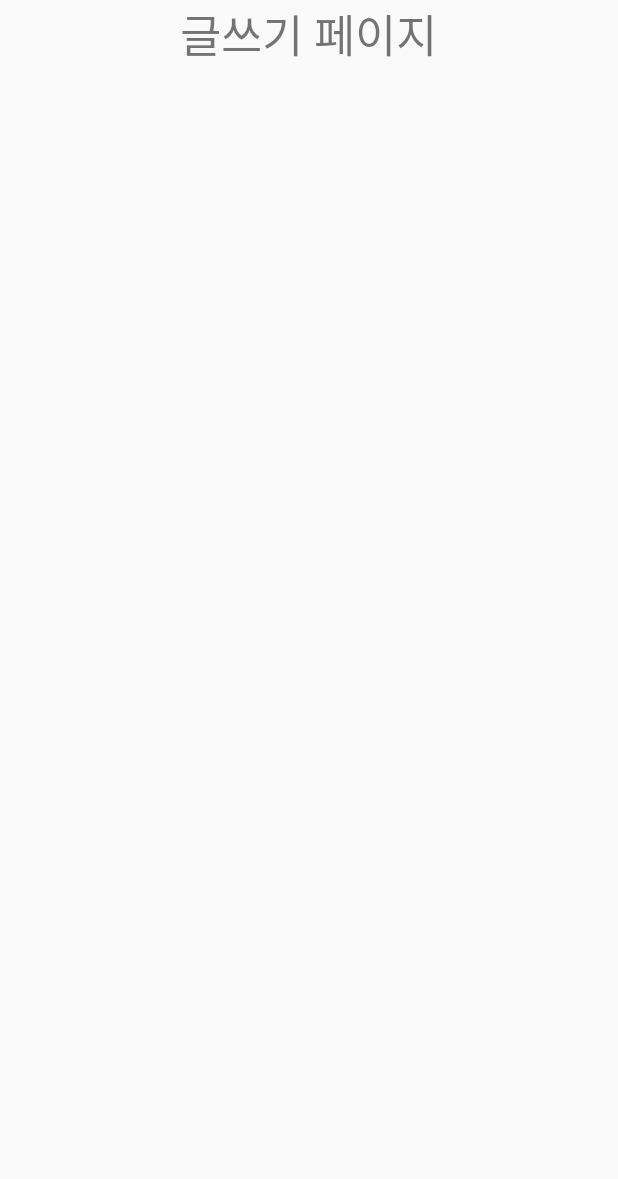
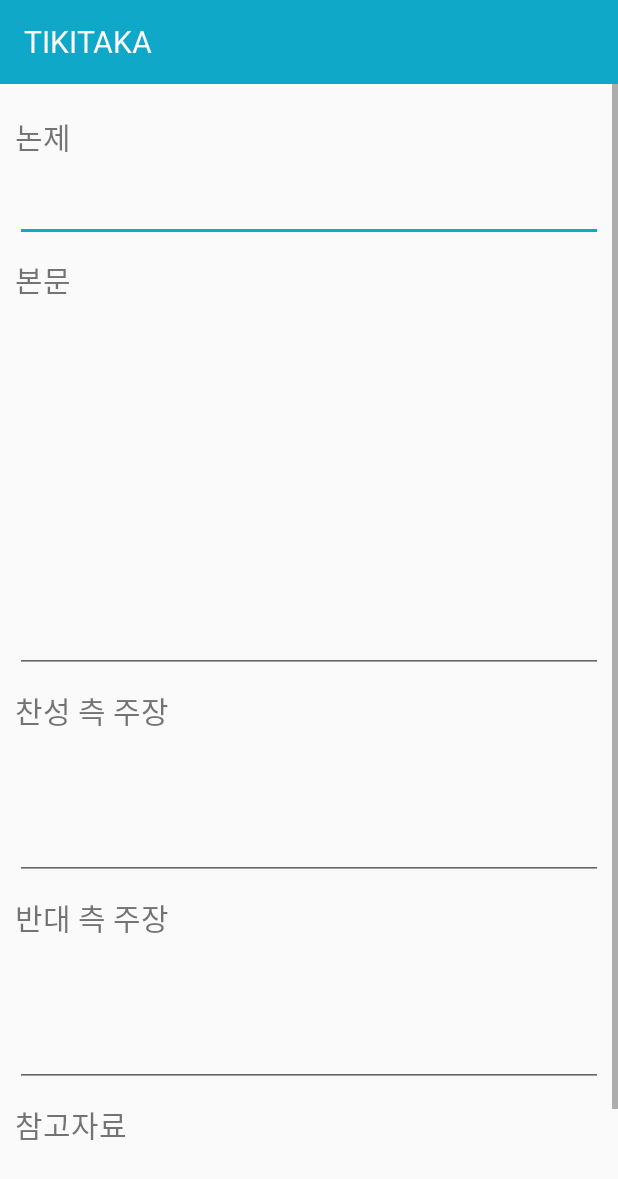
Before and after one commit to pknu-wap/TIKITAKA, an Android app: the WritingActivity screen opened directly, with no data from a screen before it, on a phone screen of 412 x 824 dp. Shown: the top 1179 px of the screen. Run offline under Robolectric (Android 15) with nearby library versions, the light colour scheme and no system bars.

Commit message:
글쓰기 페이지 프론트
논제, 본문, 찬성, 반대, 참고

```diff
--- a/app/src/main/java/com/example/tikitaka/MainActivity.java
+++ b/app/src/main/java/com/example/tikitaka/MainActivity.java
@@ -39,7 +39,7 @@ public class MainActivity extends AppCompatActivity {
         Date time = new Date();
         String current_time=format.format(time);
 
-        Toolbar tb = (Toolbar) findViewById(R.id.app_toolbar) ;
+        Toolbar tb = (Toolbar) findViewById(R.id.app_toolbar_main) ;
         setSupportActionBar(tb) ;
 
         button_write=findViewById(R.id.button_write);
--- a/app/src/main/java/com/example/tikitaka/NewsActivity.java
+++ b/app/src/main/java/com/example/tikitaka/NewsActivity.java
@@ -5,6 +5,7 @@ import android.os.Bundle;
 import android.widget.TextView;
 
 import androidx.appcompat.app.AppCompatActivity;
+import androidx.appcompat.widget.Toolbar;
 
 public class NewsActivity extends AppCompatActivity {
 
@@ -13,5 +14,7 @@ public class NewsActivity extends AppCompatActivity {
         super.onCreate(savedInstanceState);
         setContentView(R.layout.activity_news);
 
+        Toolbar tb = (Toolbar) findViewById(R.id.app_toolbar_news) ;
+        setSupportActionBar(tb) ;
     }
 }
--- a/app/src/main/java/com/example/tikitaka/ProfileActivity.java
+++ b/app/src/main/java/com/example/tikitaka/ProfileActivity.java
@@ -45,7 +45,7 @@ public class ProfileActivity extends AppCompatActivity implements View.OnClickLi
         buttonLogout = (Button) findViewById(R.id.buttonLogout);
         textivewDelete = (TextView) findViewById(R.id.textviewDelete);
 
-        Toolbar tb = (Toolbar) findViewById(R.id.app_toolbar2) ;
+        Toolbar tb = (Toolbar) findViewById(R.id.app_toolbar_profile) ;
         setSupportActionBar(tb) ;
 
         //initializing firebase authentication object
--- a/app/src/main/java/com/example/tikitaka/WritingActivity.java
+++ b/app/src/main/java/com/example/tikitaka/WritingActivity.java
@@ -1,15 +1,43 @@
 package com.example.tikitaka;
 
 import android.os.Bundle;
+import android.view.View;
+import android.widget.Button;
+import android.widget.EditText;
 
 import androidx.appcompat.app.AppCompatActivity;
+import androidx.appcompat.widget.Toolbar;
 
 public class WritingActivity extends AppCompatActivity {
+    private EditText et_title_writing;
+    private EditText et_content_writing;
+    private EditText et_affirmative_writing;
+    private EditText et_opposition_writing;
+    private EditText et_references_writing;
+    private Button btn_done_writing;
+    private Button btn_cancel_writing;
 
     protected void onCreate(Bundle savedInstanceState) {
 
         super.onCreate(savedInstanceState);
         setContentView(R.layout.activity_writing);
 
+        et_title_writing=findViewById(R.id.et_title_writing);
+        et_content_writing=findViewById(R.id.et_content_writing);
+        et_affirmative_writing=findViewById(R.id.et_affirmative_writing);
+        et_opposition_writing=findViewById(R.id.et_opposition_writing);
+        et_references_writing=findViewById(R.id.et_references_writing);
+        btn_done_writing=findViewById(R.id.btn_done_writing);
+        Toolbar tb = (Toolbar) findViewById(R.id.app_toolbar_writing) ;
+        setSupportActionBar(tb) ;
+
+        btn_done_writing.setOnClickListener(new View.OnClickListener() {
+            @Override
+            public void onClick(View v) {
+
+            }
+        });
+
+
     }
 }
--- a/app/src/main/res/layout/activity_main.xml
+++ b/app/src/main/res/layout/activity_main.xml
@@ -9,9 +9,9 @@
     <androidx.appcompat.widget.Toolbar
         android:layout_width="match_parent"
         app:titleTextColor="#ffffff"
-        android:layout_height="50dp"
+        android:layout_height="wrap_content"
         android:background="@color/colorAccent"
-        android:id="@+id/app_toolbar"
+        android:id="@+id/app_toolbar_main"
         android:theme="@style/ToolbarTheme"/>
 
     <androidx.recyclerview.widget.RecyclerView
--- a/app/src/main/res/layout/activity_news.xml
+++ b/app/src/main/res/layout/activity_news.xml
@@ -1,14 +1,17 @@
 <?xml version="1.0" encoding="utf-8"?>
 <LinearLayout xmlns:android="http://schemas.android.com/apk/res/android"
-    android:orientation="vertical" android:layout_width="match_parent"
+    xmlns:app="http://schemas.android.com/apk/res-auto"
+    android:orientation="vertical"
+    android:layout_width="match_parent"
     android:layout_height="match_parent">
 
-    <TextView
-        android:layout_width="wrap_content"
+    <androidx.appcompat.widget.Toolbar
+        android:layout_width="match_parent"
         android:layout_height="wrap_content"
-        android:layout_gravity="center"
-        android:text="News API 사용하기"
-        android:textSize="30sp"/>
+        app:titleTextColor="#ffffff"
+        android:background="@color/colorAccent"
+        android:id="@+id/app_toolbar_news"
+        android:theme="@style/ToolbarTheme"/>
 
 
 </LinearLayout>
--- a/app/src/main/res/layout/activity_profile.xml
+++ b/app/src/main/res/layout/activity_profile.xml
@@ -9,9 +9,9 @@
     <androidx.appcompat.widget.Toolbar
         android:layout_width="match_parent"
         app:titleTextColor="#ffffff"
-        android:layout_height="50dp"
+        android:layout_height="wrap_content"
         android:background="@color/colorAccent"
-        android:id="@+id/app_toolbar2"
+        android:id="@+id/app_toolbar_profile"
         android:theme="@style/ToolbarTheme"/>
 
     <LinearLayout
--- a/app/src/main/res/layout/activity_writing.xml
+++ b/app/src/main/res/layout/activity_writing.xml
@@ -1,14 +1,123 @@
 <?xml version="1.0" encoding="utf-8"?>
 <LinearLayout xmlns:android="http://schemas.android.com/apk/res/android"
-    android:orientation="vertical" android:layout_width="match_parent"
+    xmlns:app="http://schemas.android.com/apk/res-auto"
+    android:orientation="vertical"
+    android:layout_width="match_parent"
     android:layout_height="match_parent">
 
-    <TextView
-        android:layout_width="wrap_content"
+    <androidx.appcompat.widget.Toolbar
+        android:layout_width="match_parent"
         android:layout_height="wrap_content"
-        android:layout_gravity="center"
-        android:text="글쓰기 페이지"
-        android:textSize="30sp"/>
+        app:titleTextColor="#ffffff"
+        android:background="@color/colorAccent"
+        android:id="@+id/app_toolbar_writing"
+        android:theme="@style/ToolbarTheme"/>
+
+    <ScrollView
+        android:layout_width="match_parent"
+        android:layout_height="match_parent">
+
+        <LinearLayout
+            android:layout_width="match_parent"
+            android:layout_height="wrap_content"
+            android:orientation="vertical" >
+            <TextView
+                android:layout_marginTop="20dp"
+                android:layout_width="match_parent"
+                android:layout_height="wrap_content"
+                android:text="논제"
+                android:layout_marginLeft="10dp"
+                android:fontFamily="@font/bm"
+                android:textSize="20sp"/>
+            <EditText
+                android:id="@+id/et_title_writing"
+                android:layout_width="match_parent"
+                android:layout_height="wrap_content"
+                android:singleLine="true"
+                android:layout_margin="10dp"/>
+
+            <TextView
+                android:layout_width="match_parent"
+                android:layout_height="wrap_content"
+                android:text="본문"
+                android:fontFamily="@font/bm"
+                android:layout_marginLeft="10dp"
+                android:textSize="20sp"/>
+            <EditText
+                android:id="@+id/et_content_writing"
+                android:layout_width="match_parent"
+                android:layout_height="wrap_content"
+                android:singleLine="true"
+                android:inputType="textMultiLine"
+                android:layout_margin="10dp"
+                android:gravity="top"
+                android:lines="10"/>
+
+            <TextView
+                android:layout_width="match_parent"
+                android:layout_height="wrap_content"
+                android:text="찬성 측 주장"
+                android:fontFamily="@font/bm"
+                android:layout_marginLeft="10dp"
+                android:textSize="20sp"/>
+            <EditText
+                android:id="@+id/et_affirmative_writing"
+                android:layout_width="match_parent"
+                android:layout_height="wrap_content"
+                android:singleLine="true"
+                android:inputType="textMultiLine"
+                android:gravity="top"
+                android:layout_margin="10dp"
+                android:lines="3"/>
+
+            <TextView
+                android:layout_width="match_parent"
+                android:layout_height="wrap_content"
+                android:text="반대 측 주장"
+                android:fontFamily="@font/bm"
+                android:layout_marginLeft="10dp"
+                android:textSize="20sp"/>
+            <EditText
+                android:id="@+id/et_opposition_writing"
+                android:layout_width="match_parent"
+                android:layout_height="wrap_content"
+                android:singleLine="true"
+                android:inputType="textMultiLine"
+                android:layout_margin="10dp"
+                android:gravity="top"
+                android:lines="3"/>
+
+            <TextView
+                android:layout_width="match_parent"
+                android:layout_height="wrap_content"
+                android:text="참고자료"
+                android:layout_marginLeft="10dp"
+                android:fontFamily="@font/bm"
+                android:textSize="20sp"/>
+            <EditText
+                android:id="@+id/et_references_writing"
+                android:layout_width="match_parent"
+                android:layout_height="wrap_content"
+                android:singleLine="true"
+                android:layout_margin="10dp"
+                android:gravity="top"
+                android:inputType="textMultiLine"
+                android:lines="2"/>
+
+            <Button
+                android:id="@+id/btn_done_writing"
+                android:layout_width="match_parent"
+                android:layout_height="wrap_content"
+                android:layout_gravity="center"
+                android:text="작성하기"
+                android:textColor="#ffffff"
+                android:textSize="25sp"
+                android:fontFamily="@font/bm"
+                android:background="@drawable/btn_background_blue"
+                android:layout_margin="10dp"
+                />
+        </LinearLayout>
+    </ScrollView>
 
 
 </LinearLayout>
```
